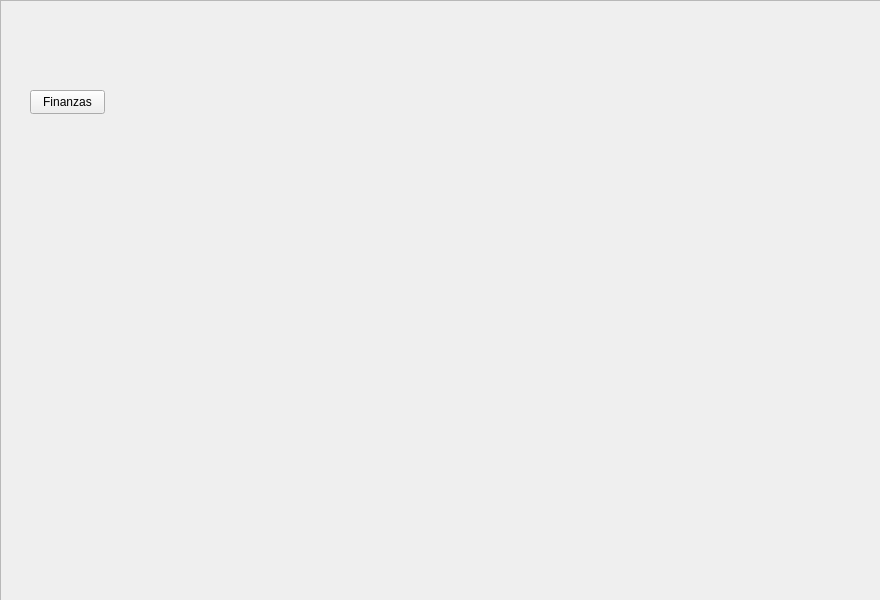
The window that resources/templates/main.ui (Danico19827/SLI_Trabajo_Final) describes before a commit, drawn with Qt 5.
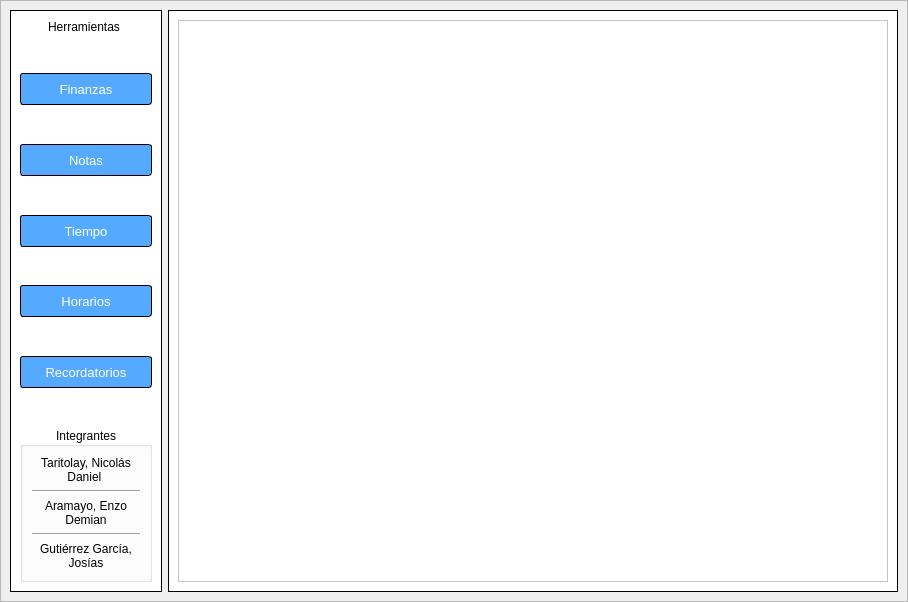
The same window after the commit. Icons and pictures are not drawn.

The edit to the form file:
```diff
--- a/resources/templates/main.ui
+++ b/resources/templates/main.ui
@@ -6,43 +6,312 @@
    <rect>
     <x>0</x>
     <y>0</y>
-    <width>880</width>
-    <height>600</height>
+    <width>908</width>
+    <height>602</height>
    </rect>
   </property>
   <property name="windowTitle">
    <string>Main</string>
   </property>
   <widget class="QWidget" name="centralwidget">
-   <widget class="QFrame" name="contenedorPrincipal">
-    <property name="geometry">
-     <rect>
-      <x>0</x>
-      <y>0</y>
-      <width>881</width>
-      <height>601</height>
-     </rect>
+   <layout class="QGridLayout" name="gridLayout_2">
+    <property name="leftMargin">
+     <number>0</number>
     </property>
-    <property name="frameShape">
-     <enum>QFrame::StyledPanel</enum>
+    <property name="topMargin">
+     <number>0</number>
     </property>
-    <property name="frameShadow">
-     <enum>QFrame::Raised</enum>
+    <property name="rightMargin">
+     <number>0</number>
     </property>
-    <widget class="QPushButton" name="btnFinanzas">
-     <property name="geometry">
-      <rect>
-       <x>30</x>
-       <y>90</y>
-       <width>75</width>
-       <height>24</height>
-      </rect>
-     </property>
-     <property name="text">
-      <string>Finanzas</string>
-     </property>
-    </widget>
-   </widget>
+    <property name="bottomMargin">
+     <number>0</number>
+    </property>
+    <property name="spacing">
+     <number>0</number>
+    </property>
+    <item row="0" column="0">
+     <widget class="QFrame" name="contenedorPrincipal">
+      <property name="whatsThis">
+       <string>&lt;html&gt;&lt;head/&gt;&lt;body&gt;&lt;p&gt;&lt;br/&gt;&lt;/p&gt;&lt;/body&gt;&lt;/html&gt;</string>
+      </property>
+      <property name="styleSheet">
+       <string notr="true">
+#contenedorPrincipal{
+	background-image: url(imagenes/fondo.png);
+}
+
+#frameBotones{
+	background-color:rgb(255, 255, 255);
+	border: 1px solid black;
+	max-width: 150px
+}
+
+#frameVentanas{
+	background-color:rgb(255, 255, 255);
+	border: 1px solid black;
+}
+
+#btnFinanzas,#btnNotas,#btnTiempo,#btnHorarios,#btnRecordatorios{
+	color: rgb(255, 255, 255);
+	font-size: 13px;
+	background-color: rgb(85, 170, 255);
+	border-radius: 3px;	
+	height: 30px;
+	border: 1px solid black;
+}
+
+#btnFinanzas:hover,#btnNotas:hover,#btnTiempo:hover,#btnHorarios:hover,#btnRecordatorios:hover{
+	background-color: rgb(0, 85, 255);
+}
+</string>
+      </property>
+      <property name="frameShape">
+       <enum>QFrame::StyledPanel</enum>
+      </property>
+      <property name="frameShadow">
+       <enum>QFrame::Raised</enum>
+      </property>
+      <layout class="QHBoxLayout" name="horizontalLayout">
+       <item>
+        <widget class="QFrame" name="frameBotones">
+         <property name="styleSheet">
+          <string notr="true"/>
+         </property>
+         <property name="frameShape">
+          <enum>QFrame::StyledPanel</enum>
+         </property>
+         <property name="frameShadow">
+          <enum>QFrame::Raised</enum>
+         </property>
+         <layout class="QGridLayout" name="gridLayout">
+          <item row="7" column="0">
+           <spacer name="verticalSpacer_4">
+            <property name="orientation">
+             <enum>Qt::Vertical</enum>
+            </property>
+            <property name="sizeHint" stdset="0">
+             <size>
+              <width>20</width>
+              <height>40</height>
+             </size>
+            </property>
+           </spacer>
+          </item>
+          <item row="2" column="0">
+           <widget class="QPushButton" name="btnFinanzas">
+            <property name="text">
+             <string>Finanzas</string>
+            </property>
+           </widget>
+          </item>
+          <item row="1" column="0">
+           <spacer name="verticalSpacer_6">
+            <property name="orientation">
+             <enum>Qt::Vertical</enum>
+            </property>
+            <property name="sizeHint" stdset="0">
+             <size>
+              <width>20</width>
+              <height>40</height>
+             </size>
+            </property>
+           </spacer>
+          </item>
+          <item row="3" column="0">
+           <spacer name="verticalSpacer_5">
+            <property name="orientation">
+             <enum>Qt::Vertical</enum>
+            </property>
+            <property name="sizeHint" stdset="0">
+             <size>
+              <width>20</width>
+              <height>40</height>
+             </size>
+            </property>
+           </spacer>
+          </item>
+          <item row="11" column="0">
+           <spacer name="verticalSpacer">
+            <property name="orientation">
+             <enum>Qt::Vertical</enum>
+            </property>
+            <property name="sizeHint" stdset="0">
+             <size>
+              <width>20</width>
+              <height>40</height>
+             </size>
+            </property>
+           </spacer>
+          </item>
+          <item row="4" column="0">
+           <widget class="QPushButton" name="btnNotas">
+            <property name="text">
+             <string>Notas</string>
+            </property>
+           </widget>
+          </item>
+          <item row="12" column="0">
+           <widget class="QGroupBox" name="integrantes">
+            <property name="title">
+             <string>Integrantes</string>
+            </property>
+            <property name="alignment">
+             <set>Qt::AlignCenter</set>
+            </property>
+            <layout class="QVBoxLayout" name="verticalLayout">
+             <item>
+              <widget class="QLabel" name="label">
+               <property name="text">
+                <string>Taritolay, Nicolás Daniel </string>
+               </property>
+               <property name="alignment">
+                <set>Qt::AlignCenter</set>
+               </property>
+               <property name="wordWrap">
+                <bool>true</bool>
+               </property>
+              </widget>
+             </item>
+             <item>
+              <widget class="Line" name="line">
+               <property name="orientation">
+                <enum>Qt::Horizontal</enum>
+               </property>
+              </widget>
+             </item>
+             <item>
+              <widget class="QLabel" name="label_2">
+               <property name="text">
+                <string>Aramayo, Enzo Demian</string>
+               </property>
+               <property name="alignment">
+                <set>Qt::AlignCenter</set>
+               </property>
+               <property name="wordWrap">
+                <bool>true</bool>
+               </property>
+              </widget>
+             </item>
+             <item>
+              <widget class="Line" name="line_2">
+               <property name="orientation">
+                <enum>Qt::Horizontal</enum>
+               </property>
+              </widget>
+             </item>
+             <item>
+              <widget class="QLabel" name="label_3">
+               <property name="text">
+                <string>Gutiérrez García, Josías</string>
+               </property>
+               <property name="alignment">
+                <set>Qt::AlignCenter</set>
+               </property>
+               <property name="wordWrap">
+                <bool>true</bool>
+               </property>
+              </widget>
+             </item>
+            </layout>
+           </widget>
+          </item>
+          <item row="5" column="0">
+           <spacer name="verticalSpacer_3">
+            <property name="orientation">
+             <enum>Qt::Vertical</enum>
+            </property>
+            <property name="sizeHint" stdset="0">
+             <size>
+              <width>20</width>
+              <height>40</height>
+             </size>
+            </property>
+           </spacer>
+          </item>
+          <item row="8" column="0">
+           <widget class="QPushButton" name="btnHorarios">
+            <property name="text">
+             <string>Horarios</string>
+            </property>
+           </widget>
+          </item>
+          <item row="9" column="0">
+           <spacer name="verticalSpacer_2">
+            <property name="orientation">
+             <enum>Qt::Vertical</enum>
+            </property>
+            <property name="sizeHint" stdset="0">
+             <size>
+              <width>20</width>
+              <height>40</height>
+             </size>
+            </property>
+           </spacer>
+          </item>
+          <item row="6" column="0">
+           <widget class="QPushButton" name="btnTiempo">
+            <property name="text">
+             <string>Tiempo</string>
+            </property>
+           </widget>
+          </item>
+          <item row="10" column="0">
+           <widget class="QPushButton" name="btnRecordatorios">
+            <property name="text">
+             <string>Recordatorios</string>
+            </property>
+           </widget>
+          </item>
+          <item row="0" column="0">
+           <widget class="QLabel" name="herramientas_txt">
+            <property name="styleSheet">
+             <string notr="true">margin-left: 25%;</string>
+            </property>
+            <property name="text">
+             <string>Herramientas</string>
+            </property>
+           </widget>
+          </item>
+         </layout>
+        </widget>
+       </item>
+       <item>
+        <widget class="QFrame" name="frameVentanas">
+         <property name="styleSheet">
+          <string notr="true">#frameVentanas{
+	background-image: url(imagenes/frame.png);
+	background-repeat: no-repeat;
+    background-position: center;
+}</string>
+         </property>
+         <property name="frameShape">
+          <enum>QFrame::StyledPanel</enum>
+         </property>
+         <property name="frameShadow">
+          <enum>QFrame::Raised</enum>
+         </property>
+         <layout class="QGridLayout" name="gridLayout_3">
+          <item row="1" column="0">
+           <widget class="QFrame" name="frame">
+            <property name="styleSheet">
+             <string notr="true">background-color: rgb(255, 255, 255);</string>
+            </property>
+            <property name="frameShape">
+             <enum>QFrame::StyledPanel</enum>
+            </property>
+            <property name="frameShadow">
+             <enum>QFrame::Raised</enum>
+            </property>
+           </widget>
+          </item>
+         </layout>
+        </widget>
+       </item>
+      </layout>
+     </widget>
+    </item>
+   </layout>
   </widget>
  </widget>
  <resources/>
```
Left out of the diff: 4 changed lines with no effect on the pictures.
